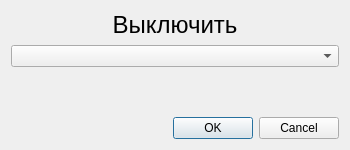
Old version of the form KAMEditor/gui/commands/offdialog.ui in the repository Xtail96/SML.
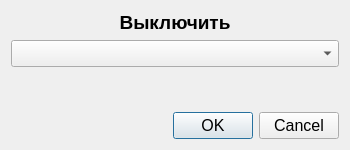
New version of the form.

```diff
--- a/KAMEditor/gui/commands/offdialog.ui
+++ b/KAMEditor/gui/commands/offdialog.ui
@@ -10,6 +10,11 @@
     <height>150</height>
    </rect>
   </property>
+  <property name="font">
+   <font>
+    <pointsize>12</pointsize>
+   </font>
+  </property>
   <property name="windowTitle">
    <string>Выключить</string>
   </property>
@@ -30,7 +35,9 @@
      </property>
      <property name="font">
       <font>
-       <pointsize>18</pointsize>
+       <pointsize>14</pointsize>
+       <weight>75</weight>
+       <bold>true</bold>
       </font>
      </property>
      <property name="text">
@@ -65,7 +72,13 @@
     </spacer>
    </item>
    <item row="1" column="0" colspan="2">
-    <widget class="QComboBox" name="devicesComboBox"/>
+    <widget class="QComboBox" name="devicesComboBox">
+     <property name="font">
+      <font>
+       <pointsize>12</pointsize>
+      </font>
+     </property>
+    </widget>
    </item>
   </layout>
  </widget>
```
